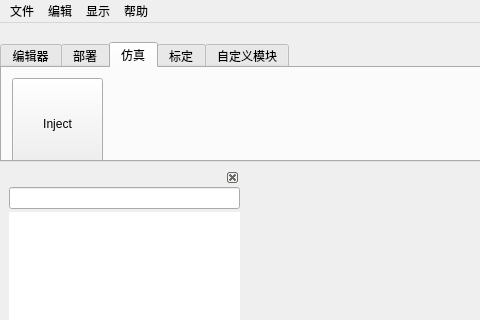
The window that dialogs/mainwindow.ui (L-Net-1992/ADAS_AD_Developer) describes before a commit, drawn with Qt 5; both pictures show x 0 to 480 and y 0 to 320 of the 1280 by 800 pixel window.
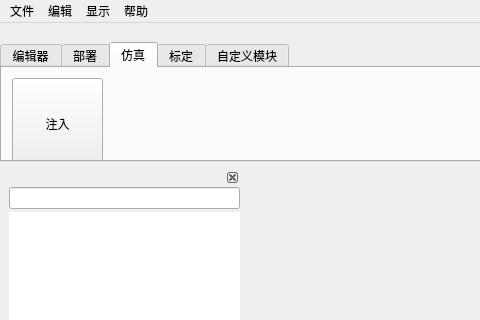
The same window after the commit. The open tabs and pages were chosen to show the change. Icons and pictures are not drawn. Custom widgets are drawn as their Qt base class.

```diff
--- a/dialogs/mainwindow.ui
+++ b/dialogs/mainwindow.ui
@@ -1102,7 +1102,7 @@
           <enum>Qt::NoFocus</enum>
          </property>
          <property name="text">
-          <string>Inject</string>
+          <string>注入</string>
          </property>
          <property name="icon">
           <iconset resource="../image.qrc">
```
Left out of the diff: 4 changed lines with no effect on the pictures.
